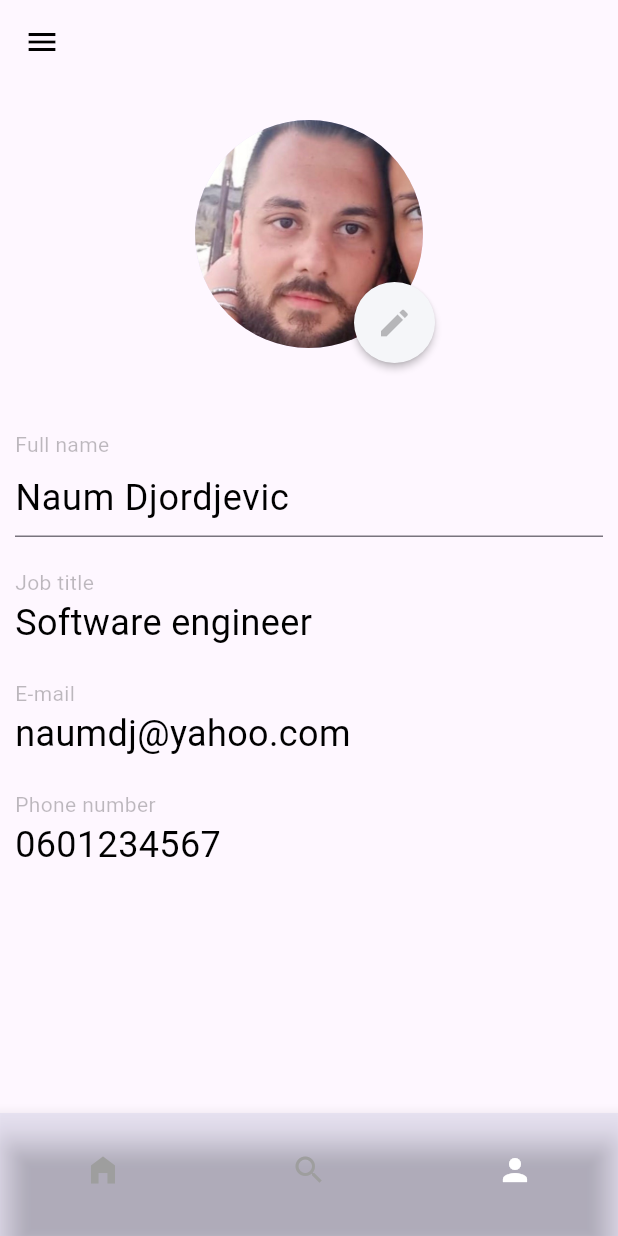
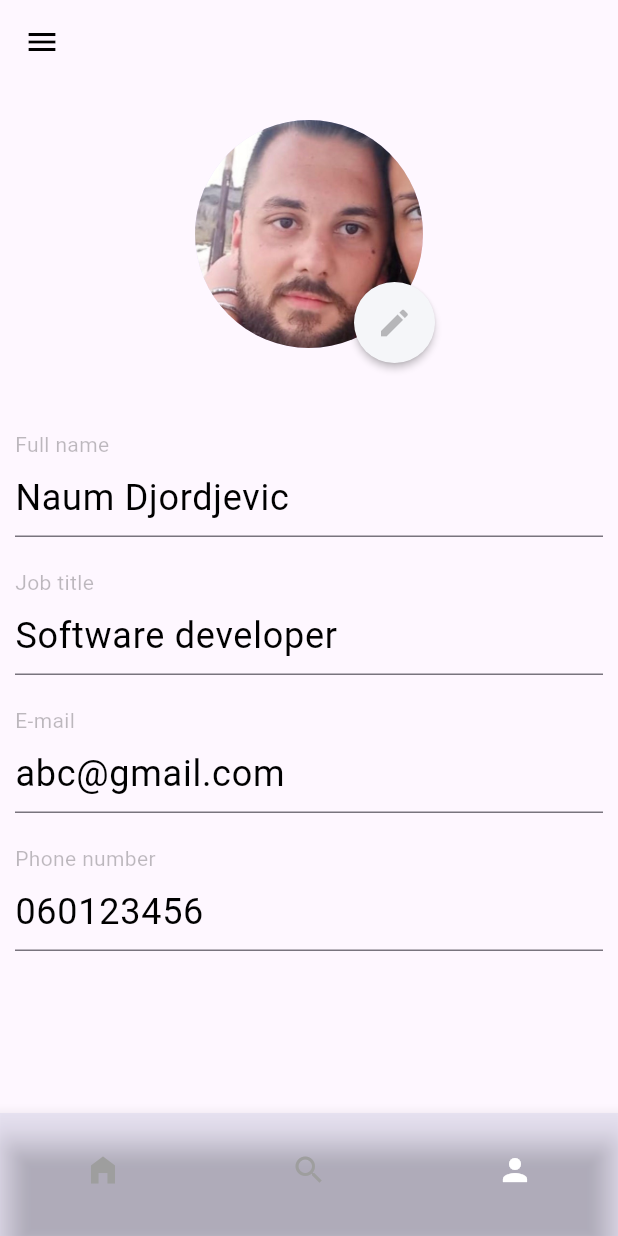
Before and after one commit to dominiram/MasterRadFlutter, a Flutter app: the screen it shows after launch, item 3 of the bottom bar chosen, after a tap on the "edit" icon, on a phone screen of 412 x 824 dp. Run offline on Flutter 3.47's test engine with Material 3 defaults, Android fonts, the phone set to English and light mode, and no system bars; our stand-ins replace equatable, shared_preferences; network calls fail.

Commit message:
implemented saving all text fields on click

```diff
--- a/lib/screens/profile_screen.dart
+++ b/lib/screens/profile_screen.dart
@@ -11,24 +11,45 @@ class ProfileScreenWidget extends StatefulWidget {
 
 class ProfileScreen extends State<ProfileScreenWidget> {
   late TextEditingController nameTextController;
+  late TextEditingController headlineTextController;
+  late TextEditingController emailTextController;
+  late TextEditingController phoneNumberTextController;
 
   static const prefsKeyName = "PREFS_KEY_NAME";
+  static const prefsKeyHeadline = "PREFS_KEY_HEADLINE";
+  static const prefsKeyEmail = "PREFS_KEY_EMAIL";
+  static const prefsKeyPhoneNumber = "PREFS_KEY_PHONE_NUMBER";
   static const routeName = '/profile';
   static const profileImage = "assets/images/profile_image.jpg";
 
   late String name = "Naum";
+  late String headline = "Software developer";
+  late String email = "abc@gmail.com";
+  late String phoneNumber = "060123456";
 
   @override
   void initState() {
     loadData();
     nameTextController = TextEditingController();
     nameTextController.text = name;
+
+    headlineTextController = TextEditingController();
+    headlineTextController.text = headline;
+
+    emailTextController = TextEditingController();
+    emailTextController.text = email;
+
+    phoneNumberTextController = TextEditingController();
+    phoneNumberTextController.text = phoneNumber;
     super.initState();
   }
 
   @override
   void dispose() {
     nameTextController.dispose();
+    headlineTextController.dispose();
+    emailTextController.dispose();
+    phoneNumberTextController.dispose();
     super.dispose();
   }
 
@@ -37,7 +58,14 @@ class ProfileScreen extends State<ProfileScreenWidget> {
 
     setState(() {
       name = prefs.getString(prefsKeyName) ?? "Naum Djordjevic";
+      headline = prefs.getString(prefsKeyHeadline) ?? "Software developer";
+      email = prefs.getString(prefsKeyEmail) ?? "abc@gmail.com";
+      phoneNumber = prefs.getString(prefsKeyPhoneNumber) ?? "060123456";
+
       nameTextController.text = name;
+      headlineTextController.text = headline;
+      emailTextController.text = email;
+      phoneNumberTextController.text = phoneNumber;
     });
   }
 
@@ -78,7 +106,14 @@ class ProfileScreen extends State<ProfileScreenWidget> {
                               await SharedPreferences.getInstance();
                           setState(() {
                             name = nameTextController.text;
+                            headline = headlineTextController.text;
+                            email = emailTextController.text;
+                            phoneNumber = phoneNumberTextController.text;
+
                             prefs.setString(prefsKeyName, name);
+                            prefs.setString(prefsKeyHeadline, headline);
+                            prefs.setString(prefsKeyEmail, email);
+                            prefs.setString(prefsKeyPhoneNumber, phoneNumber);
                           });
                         },
                         elevation: 2.0,
@@ -123,16 +158,17 @@ class ProfileScreen extends State<ProfileScreenWidget> {
                             Theme.of(context).textTheme.bodyMedium?.fontSize ??
                                 10))),
             Container(
-                margin: const EdgeInsets.only(left: 10),
+                margin: const EdgeInsets.only(left: 10, right: 10),
                 alignment: Alignment.centerLeft,
-                child: Text("Software engineer",
+                child: TextField(
+                  keyboardType: TextInputType.text,
                   style: TextStyle(
                       color: Colors.black,
-                        fontSize: Theme.of(context)
-                                .textTheme
-                                .headlineSmall
-                                ?.fontSize ??
-                            13))),
+                      fontSize:
+                      Theme.of(context).textTheme.headlineSmall?.fontSize ??
+                          13),
+                  controller: headlineTextController,
+                )),
             const SizedBox(height: 20),
             Container(
                 alignment: Alignment.centerLeft,
@@ -144,16 +180,17 @@ class ProfileScreen extends State<ProfileScreenWidget> {
                             Theme.of(context).textTheme.bodyMedium?.fontSize ??
                                 10))),
             Container(
-                margin: const EdgeInsets.only(left: 10),
+                margin: const EdgeInsets.only(left: 10, right: 10),
                 alignment: Alignment.centerLeft,
-                child: Text("naumdj@yahoo.com",
+                child: TextField(
+                  keyboardType: TextInputType.text,
                   style: TextStyle(
                       color: Colors.black,
-                        fontSize: Theme.of(context)
-                                .textTheme
-                                .headlineSmall
-                                ?.fontSize ??
-                            13))),
+                      fontSize:
+                      Theme.of(context).textTheme.headlineSmall?.fontSize ??
+                          13),
+                  controller: emailTextController,
+                )),
             const SizedBox(height: 20),
             Container(
                 alignment: Alignment.centerLeft,
@@ -165,16 +202,17 @@ class ProfileScreen extends State<ProfileScreenWidget> {
                             Theme.of(context).textTheme.bodyMedium?.fontSize ??
                                 10))),
             Container(
-                margin: const EdgeInsets.only(left: 10),
+                margin: const EdgeInsets.only(left: 10, right: 10),
                 alignment: Alignment.centerLeft,
-                child: Text("0601234567",
+                child: TextField(
+                  keyboardType: TextInputType.text,
                   style: TextStyle(
                       color: Colors.black,
-                        fontSize: Theme.of(context)
-                                .textTheme
-                                .headlineSmall
-                                ?.fontSize ??
-                            13))),
+                      fontSize:
+                      Theme.of(context).textTheme.headlineSmall?.fontSize ??
+                          13),
+                  controller: phoneNumberTextController,
+                )),
             const SizedBox(height: 20),
           ])),
     );
```
Lines whose indentation alone changed are shown as unchanged.
